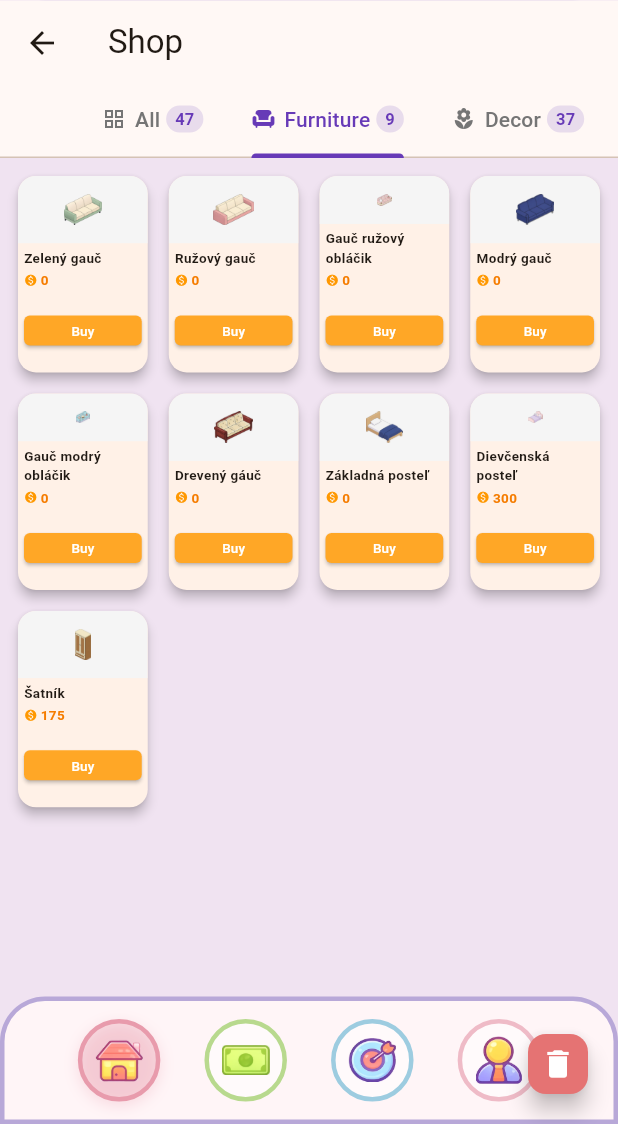
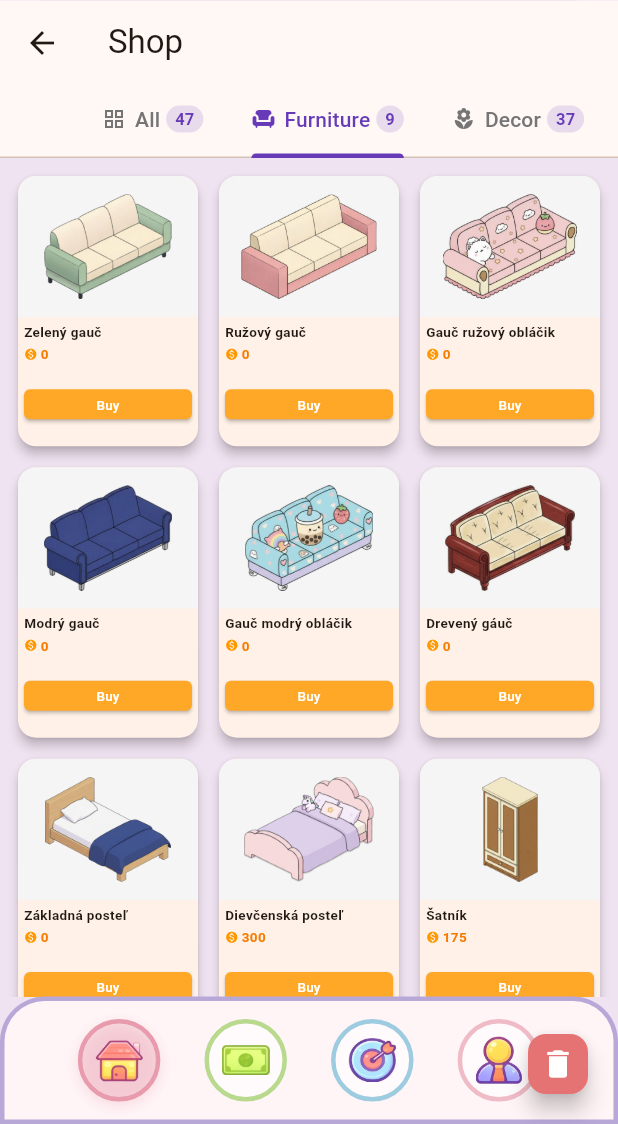
Before and after one commit to Money-Mansion/money-mansion, a Flutter app: the screen it shows after launch, tab 2 chosen, on a phone screen of 412 x 824 dp, the part 112-1236 px from its top. Run offline on Flutter 3.47's test engine with Material 3 defaults, Android fonts, the phone set to English and light mode, and no system bars; our stand-ins replace audioplayers, fl_chart, shared_preferences, sqflite, sqflite_common_ffi; missing offline and left inert: flame; accounts and stored records are empty.

Commit message:
zmena poctu stlpcov

```diff
--- a/lib/screens/shop_screen.dart
+++ b/lib/screens/shop_screen.dart
@@ -177,10 +177,14 @@ class _ShopScreenState extends State<ShopScreen>
       );
     }
 
+    final screenWidth = MediaQuery.of(context).size.width;
+    // Aim for cards ~130px wide — more columns on wider screens
+    final crossAxisCount = (screenWidth / 130).floor().clamp(2, 6);
+
     return GridView.builder(
       padding: const EdgeInsets.all(8),
-      gridDelegate: const SliverGridDelegateWithFixedCrossAxisCount(
-        crossAxisCount: 4,
+      gridDelegate: SliverGridDelegateWithFixedCrossAxisCount(
+        crossAxisCount: crossAxisCount,
         crossAxisSpacing: 6,
         mainAxisSpacing: 6,
         childAspectRatio: 0.68,
```
